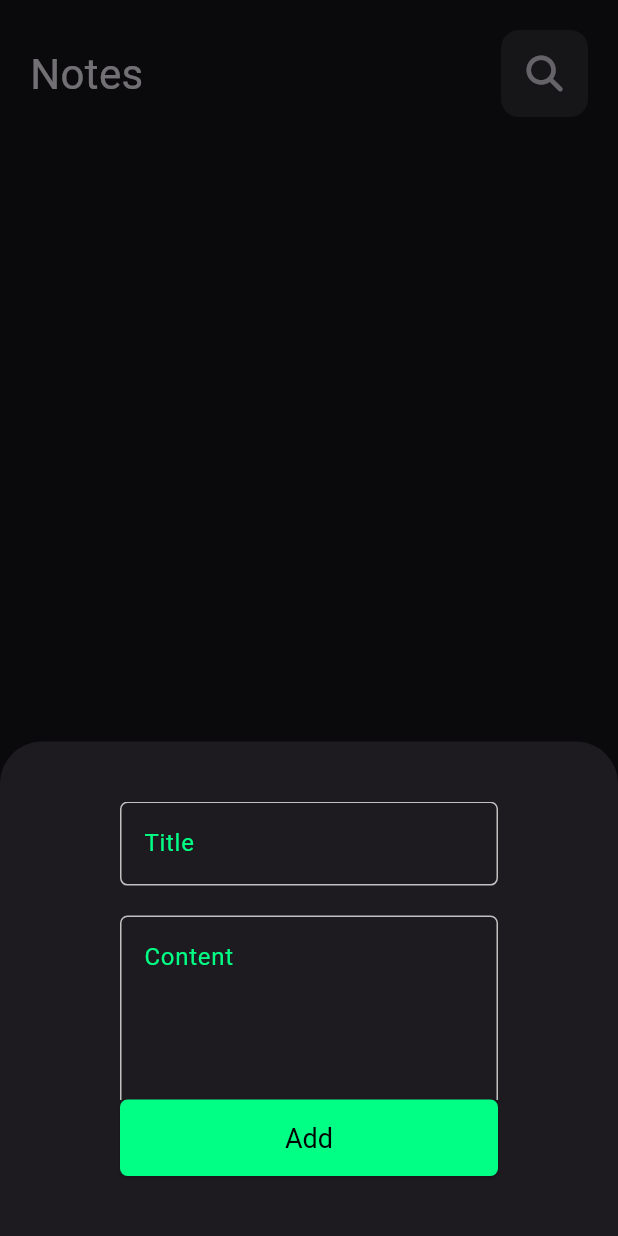
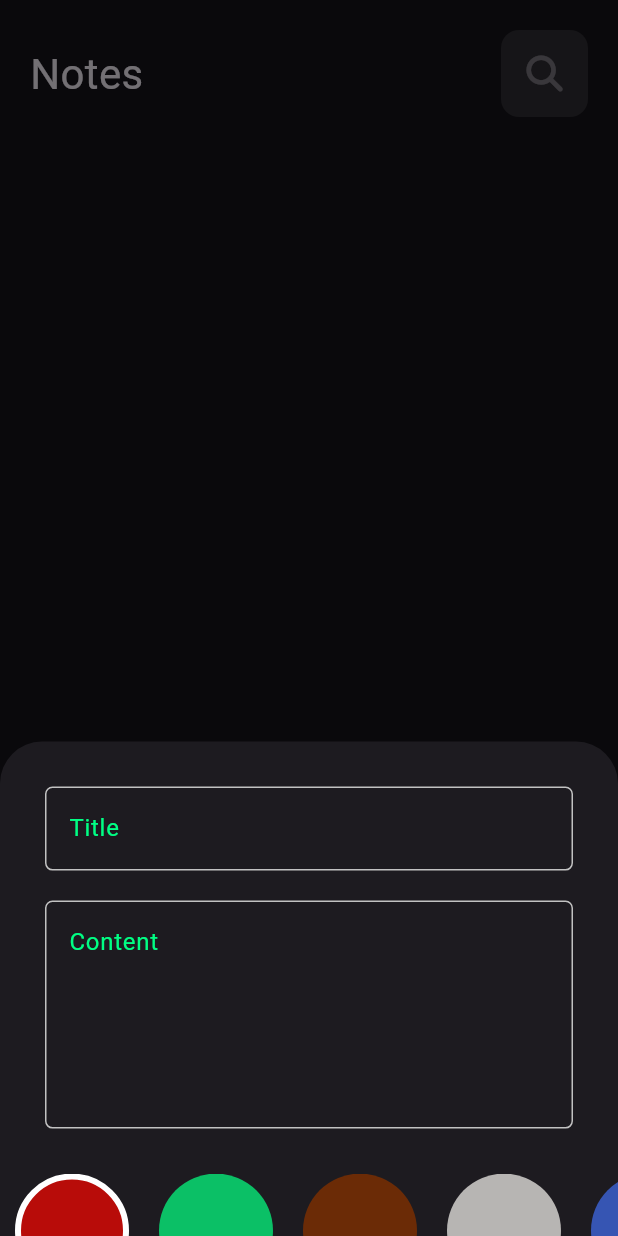
Before and after one commit to Z-Ash0/Notes-App, a Flutter app: the screen it shows after launch, after a tap on an icon or button, on a phone screen of 412 x 824 dp. Run offline on Flutter 3.47's test engine with Material 3 defaults, Android fonts, the phone set to English and light mode, and no system bars; our stand-ins replace flutter_bloc, font_awesome_flutter, hive, hive_flutter; accounts and stored records are empty.

Commit message:
Constructing edit note view, Finishing the edit note functionality, and finalizing the note app

```diff
--- a/lib/core/cubit/notes_cubit.dart
+++ b/lib/core/cubit/notes_cubit.dart
@@ -1,3 +1,4 @@
+import 'package:flutter/widgets.dart';
 import 'package:flutter_bloc/flutter_bloc.dart';
 import 'package:notes_app/core/cubit/notes_states.dart';
 import 'package:notes_app/core/database/note_model.dart';
@@ -7,10 +8,12 @@ class NotesCubit extends Cubit<NotesStates> {
   NotesCubit() : super(InitialState());
 
   List<NoteModel>? notes;
+  Color color = const Color(0xff0BC066);
 
   void addNote(NoteModel note) {
     emit(NotesCreateLoadingState());
     try {
+      note.color = color.value;
       notesBox.add(note);
       viewNotes();
       emit(NotesCreateLoadedState(note: note));
--- a/lib/core/database/note_model.dart
+++ b/lib/core/database/note_model.dart
@@ -4,20 +4,21 @@ part 'note_model.g.dart';
 @HiveType(typeId: 1)
 class NoteModel extends HiveObject {
   @HiveField(0)
-  final String title;
+  String title;
   @HiveField(1)
-  final String description;
+  String description;
   @HiveField(2)
-  final bool isDone;
+  bool isDone;
   @HiveField(3)
   final String date;
   @HiveField(4)
-  final int color;
+  int color;
 
-  NoteModel(
-      {required this.title,
-      required this.description,
-      required this.isDone,
-      required this.date,
-      required this.color});
+  NoteModel({
+    this.title = 'title undefined',
+    this.description = 'no description',
+    this.isDone = false,
+    required this.date,
+    this.color = 0xff00ff84,
+  });
 }
--- a/lib/core/utils/app_constants.dart
+++ b/lib/core/utils/app_constants.dart
@@ -9,9 +9,13 @@ const String noteIsDone = 'noteIsDone';
 const String noteCreatedAt = 'noteCreatedAt';
 
 const List<Color> colorList = [
-  Color.fromARGB(255, 228, 206, 172),
-  Color.fromARGB(255, 220, 182, 162),
-  Color.fromARGB(255, 163, 129, 95),
-  Color.fromARGB(255, 156, 140, 130),
-  Color.fromARGB(255, 156, 136, 122)
+  Color(0xffB80C09),
+  Color(0xff0BC066),
+  Color(0xff6B2B06),
+  Color(0xffB7B5B3),
+  Color(0xff3655b3),
+  Color(0xff141301),
+  Color(0xffff4d4d),
+  Color(0xfffff04d),
+  Color(0xffb33662),
 ];
--- /dev/null
+++ b/lib/core/widgets/elevated_button_style.dart
@@ -0,0 +1,14 @@
+import 'package:flutter/material.dart';
+import 'package:notes_app/core/utils/app_constants.dart';
+
+ButtonStyle elevatedButtonStyle(BuildContext context) {
+  return ElevatedButton.styleFrom(
+      backgroundColor: kPrimaryColor,
+      foregroundColor: Colors.black,
+      shape: RoundedRectangleBorder(
+        borderRadius: BorderRadius.circular(5),
+      ),
+      textStyle: const TextStyle(fontSize: 18),
+      fixedSize: Size.fromWidth(MediaQuery.of(context).size.width),
+      padding: const EdgeInsets.symmetric(vertical: 15));
+}
--- /dev/null
+++ b/lib/features/notes_view/presentaion/widgets/add_note_color_list_item.dart
@@ -0,0 +1,57 @@
+import 'package:flutter/material.dart';
+import 'package:flutter_bloc/flutter_bloc.dart';
+import 'package:notes_app/core/cubit/notes_cubit.dart';
+import 'package:notes_app/core/utils/app_constants.dart';
+
+class AddNoteColorListItems extends StatefulWidget {
+  const AddNoteColorListItems({super.key});
+
+  @override
+  State<AddNoteColorListItems> createState() => _AddNoteColorListItemsState();
+}
+
+class _AddNoteColorListItemsState extends State<AddNoteColorListItems> {
+  int currentIndex = 0;
+  @override
+  Widget build(BuildContext context) {
+    return SizedBox(
+      height: 38 * 2,
+      child: ListView.builder(
+        itemCount: colorList.length,
+        scrollDirection: Axis.horizontal,
+        itemBuilder: (BuildContext context, int index) => GestureDetector(
+          onTap: () {
+            setState(() {
+              currentIndex = index;
+              context.read<NotesCubit>().color = colorList[index];
+            });
+          },
+          child: ColorItem(
+            color: colorList[index],
+            isSelected: currentIndex == index,
+          ),
+        ),
+      ),
+    );
+  }
+}
+
+class ColorItem extends StatelessWidget {
+  const ColorItem({super.key, required this.color, required this.isSelected});
+  final Color color;
+  final bool isSelected;
+
+  @override
+  Widget build(BuildContext context) {
+    return Container(
+      width: 38 * 2,
+      margin: const EdgeInsets.symmetric(horizontal: 10),
+      decoration: BoxDecoration(
+        shape: BoxShape.circle,
+        border: Border.all(
+            color: isSelected ? Colors.white : Colors.transparent, width: 4),
+        color: color,
+      ),
+    );
+  }
+}
--- a/lib/features/notes_view/presentaion/widgets/custom_app_bar.dart
+++ b/lib/features/notes_view/presentaion/widgets/custom_app_bar.dart
@@ -2,9 +2,13 @@ import 'package:flutter/material.dart';
 
 class CustomAppBar extends StatelessWidget {
   const CustomAppBar(
-      {super.key, required this.title, required this.appBarIcon});
+      {super.key,
+      required this.title,
+      required this.appBarIcon,
+      this.onPressed});
   final String title;
   final IconData appBarIcon;
+  final void Function()? onPressed;
 
   @override
   Widget build(BuildContext context) {
@@ -19,7 +23,7 @@ class CustomAppBar extends StatelessWidget {
                   color: Colors.white.withOpacity(0.1),
                   borderRadius: BorderRadius.circular(12)),
               padding: const EdgeInsets.all(5),
-              child: IconButton(onPressed: () {}, icon: Icon(appBarIcon)))
+              child: IconButton(onPressed: onPressed, icon: Icon(appBarIcon)))
         ],
       ),
     );
--- a/lib/features/notes_view/presentaion/widgets/custom_elevated_button.dart
+++ /dev/null
@@ -1,52 +0,0 @@
-import 'package:flutter/material.dart';
-import 'package:flutter_bloc/flutter_bloc.dart';
-import 'package:intl/intl.dart';
-import 'package:notes_app/core/cubit/notes_cubit.dart';
-import 'package:notes_app/core/cubit/notes_states.dart';
-import 'package:notes_app/core/database/note_model.dart';
-import 'package:notes_app/core/utils/app_constants.dart';
-
-class CustomElevatedButton extends StatelessWidget {
-  const CustomElevatedButton(
-      {super.key, required this.title, required this.description});
-  final TextEditingController title, description;
-
-  @override
-  Widget build(BuildContext context) {
-    return BlocConsumer<NotesCubit, NotesStates>(
-      listener: (context, state) {
-        if (state is NotesCreateLoadedState) {
-          BlocProvider.of<NotesCubit>(context).viewNotes();
-          Navigator.pop(context);
-        }
-      },
-      builder: (context, state) {
-        return state is NotesCreateLoadingState
-            ? const Center(child: CircularProgressIndicator())
-            : ElevatedButton(
-                onPressed: () {
-                  NoteModel note = NoteModel(
-                    title: title.text,
-                    description: description.text,
-                    isDone: false,
-                    date: DateFormat('MM/dd/yyyy').format(DateTime.now()),
-                    color: 0xff00ff84,
-                  );
-                  context.read<NotesCubit>().addNote(note);
-                },
-                style: ElevatedButton.styleFrom(
-                    backgroundColor: kPrimaryColor,
-                    foregroundColor: Colors.black,
-                    shape: RoundedRectangleBorder(
-                      borderRadius: BorderRadius.circular(5),
-                    ),
-                    textStyle: const TextStyle(fontSize: 18),
-                    fixedSize:
-                        Size.fromWidth(MediaQuery.of(context).size.width),
-                    padding: const EdgeInsets.symmetric(vertical: 15)),
-                child: const Text('Add'),
-              );
-      },
-    );
-  }
-}
--- a/lib/features/notes_view/presentaion/widgets/note_list_tile.dart
+++ b/lib/features/notes_view/presentaion/widgets/note_list_tile.dart
@@ -3,6 +3,7 @@ import 'package:flutter_bloc/flutter_bloc.dart';
 import 'package:font_awesome_flutter/font_awesome_flutter.dart';
 import 'package:notes_app/core/cubit/notes_cubit.dart';
 import 'package:notes_app/core/database/note_model.dart';
+import 'package:notes_app/features/notes_view/presentaion/view/edit_note_view.dart';
 
 class NoteListTile extends StatelessWidget {
   const NoteListTile({super.key, required this.note});
@@ -10,6 +11,10 @@ class NoteListTile extends StatelessWidget {
   @override
   Widget build(BuildContext context) {
     return ListTile(
+      onTap: () {
+        Navigator.push(context,
+            MaterialPageRoute(builder: (context) => EditNoteView(note: note)));
+      },
       title: Text(
         note.title,
         style: const TextStyle(color: Colors.black, fontSize: 26),
--- a/lib/features/notes_view/presentaion/widgets/note_modal_bottom_sheet.dart
+++ b/lib/features/notes_view/presentaion/widgets/note_modal_bottom_sheet.dart
@@ -1,5 +1,11 @@
 import 'package:flutter/material.dart';
-import 'package:notes_app/features/notes_view/presentaion/widgets/custom_elevated_button.dart';
+import 'package:flutter_bloc/flutter_bloc.dart';
+import 'package:intl/intl.dart';
+import 'package:notes_app/core/cubit/notes_cubit.dart';
+import 'package:notes_app/core/cubit/notes_states.dart';
+import 'package:notes_app/core/database/note_model.dart';
+import 'package:notes_app/core/widgets/elevated_button_style.dart';
+import 'package:notes_app/features/notes_view/presentaion/widgets/add_note_color_list_item.dart';
 import 'package:notes_app/features/notes_view/presentaion/widgets/custom_text_field.dart';
 
 class NoteModalBottomSheet extends StatefulWidget {
@@ -15,20 +21,64 @@ class _NoteModalBottomSheetState extends State<NoteModalBottomSheet> {
   @override
   Widget build(BuildContext context) {
     return Container(
-      padding: const EdgeInsets.all(40),
-      margin: EdgeInsets.fromLTRB(
-          40, 0, 40, MediaQuery.viewInsetsOf(context).bottom),
+      // padding: const EdgeInsets.all(30),
+      margin: EdgeInsets.only(bottom: MediaQuery.viewInsetsOf(context).bottom),
       constraints: BoxConstraints(
         maxHeight: MediaQuery.of(context).size.height * 0.4,
       ),
       child: Column(
+        mainAxisAlignment: MainAxisAlignment.spaceBetween,
         children: [
-          Expanded(
-            child: SingleChildScrollView(
+          _addNoteTextFields(),
+          const AddNoteColorListItems(),
+          _addNoteHandleStates(),
+        ],
+      ),
+    );
+  }
+
+  Widget _addNoteHandleStates() {
+    return BlocConsumer<NotesCubit, NotesStates>(
+      listener: (context, state) {
+        if (state is NotesCreateLoadedState) {
+          BlocProvider.of<NotesCubit>(context).viewNotes();
+          Navigator.pop(context);
+        }
+      },
+      builder: (context, state) {
+        return AbsorbPointer(
+          absorbing: state is NotesCreateLoadingState,
+          child: _addNoteButton(context),
+        );
+      },
+    );
+  }
+
+  Widget _addNoteButton(BuildContext context) {
+    return Padding(
+      padding: const EdgeInsets.all(30),
+      child: ElevatedButton(
+        onPressed: () {
+          NoteModel note = NoteModel(
+            title: titleController.text,
+            description: descriptionController.text,
+            isDone: false,
+            date: DateFormat('MM/dd/yyyy').format(DateTime.now()),
+          );
+          context.read<NotesCubit>().addNote(note);
+        },
+        style: elevatedButtonStyle(context),
+        child: const Text('Add'),
+      ),
+    );
+  }
+
+  Widget _addNoteTextFields() {
+    return Padding(
+      padding: const EdgeInsets.all(30),
       child: Column(
         children: [
-                  CustomTextField(
-                      hintText: 'Title', controller: titleController),
+          CustomTextField(hintText: 'Title', controller: titleController),
           const SizedBox(height: 20),
           CustomTextField(
               hintText: 'Content',
@@ -36,12 +86,6 @@ class _NoteModalBottomSheetState extends State<NoteModalBottomSheet> {
               controller: descriptionController),
         ],
       ),
-            ),
-          ),
-          CustomElevatedButton(
-              title: titleController, description: descriptionController),
-        ],
-      ),
     );
   }
 }
```
Also changed, not shown: lib/features/notes_view/presentaion/view/edit_note_view.dart (added, +128 -0 lines). Lines whose indentation alone changed are shown as unchanged.
